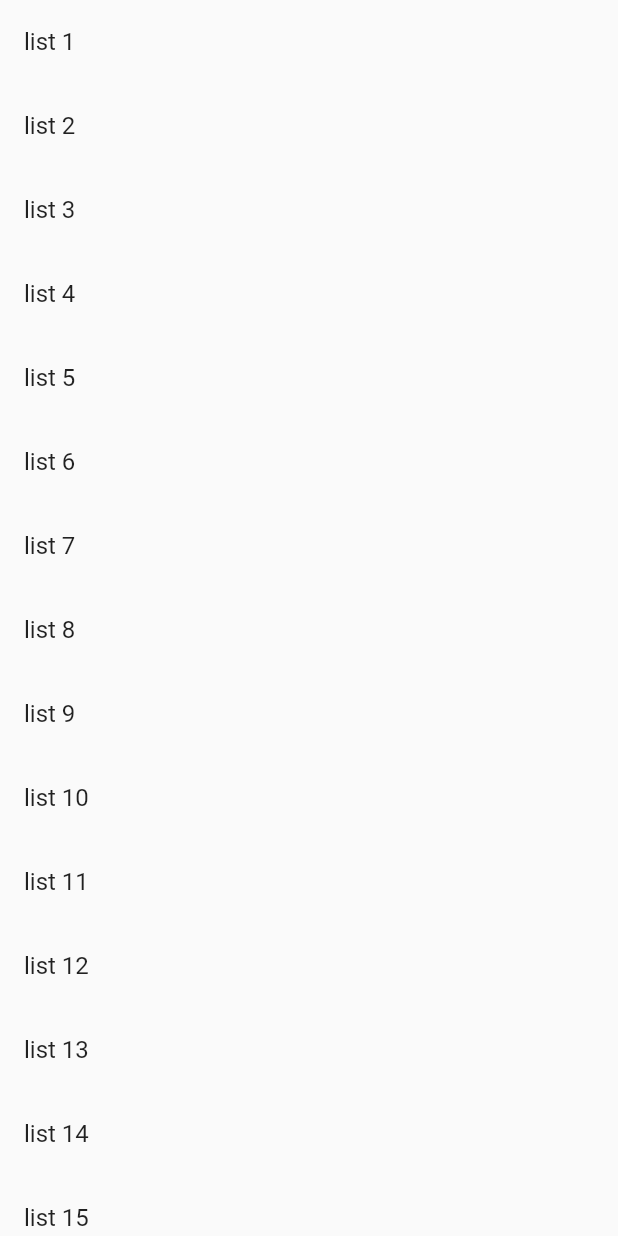
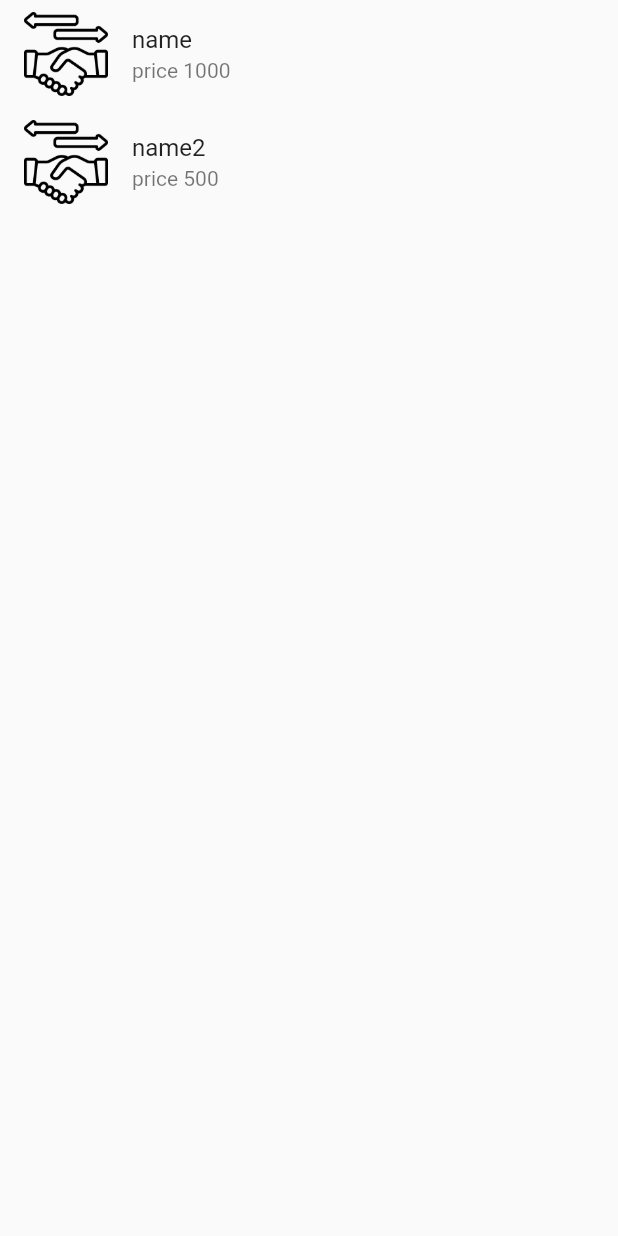
Before and after one commit to poramatw/flutter_practice, a Flutter app: the screen it shows after launch, on a phone screen of 412 x 824 dp. Run offline on Flutter 3.47's test engine with Material 2 defaults, Android fonts, the phone set to English and light mode, and no system bars.

Commit message:
add imgage in ListView

```diff
--- a/lib/main.dart
+++ b/lib/main.dart
@@ -1,6 +1,7 @@
 // ignore_for_file: prefer_const_constructors
 
 import 'package:flutter/material.dart';
+import 'menuSt.dart';
 
 void main() {
   runApp(Fluttless());
@@ -29,14 +30,22 @@ class Fluttful extends StatefulWidget {
 class _FluttfulState extends State<Fluttful> {
   int number = 20;
 
+  List<FoodMenu> menu = [
+    FoodMenu("name", "1000", "assets/images/logo.png"),
+    FoodMenu("name2", "500", "assets/images/logo.png")
+  ];
+
   @override
   Widget build(BuildContext context) {
     return Scaffold(
         body: ListView.builder(
-            itemCount: number,
+            itemCount: menu.length,
             itemBuilder: (BuildContext context, index) {
+              FoodMenu food = menu[index];
               return ListTile(
-                title: Text("list ${index + 1}"),
+                leading: Image.asset(food.img),
+                title: Text(food.name),
+                subtitle: Text("price " + food.price),
               );
             }));
   }
--- /dev/null
+++ b/lib/menuSt.dart
@@ -0,0 +1,7 @@
+class FoodMenu {
+  String name;
+  String price;
+  String img;
+
+  FoodMenu(this.name, this.price, this.img);
+}
--- a/pubspec.yaml
+++ b/pubspec.yaml
@@ -63,6 +63,8 @@ flutter:
   # assets:
   #   - images/a_dot_burr.jpeg
   #   - images/a_dot_ham.jpeg
+  assets:
+    - assets/images/
 
   # An image asset can refer to one or more resolution-specific "variants", see
   # https://flutter.dev/assets-and-images/#resolution-aware.
```
Also changed, not shown: assets/images/logo.png (added), images/logo.png (renamed from img/logo.png).
